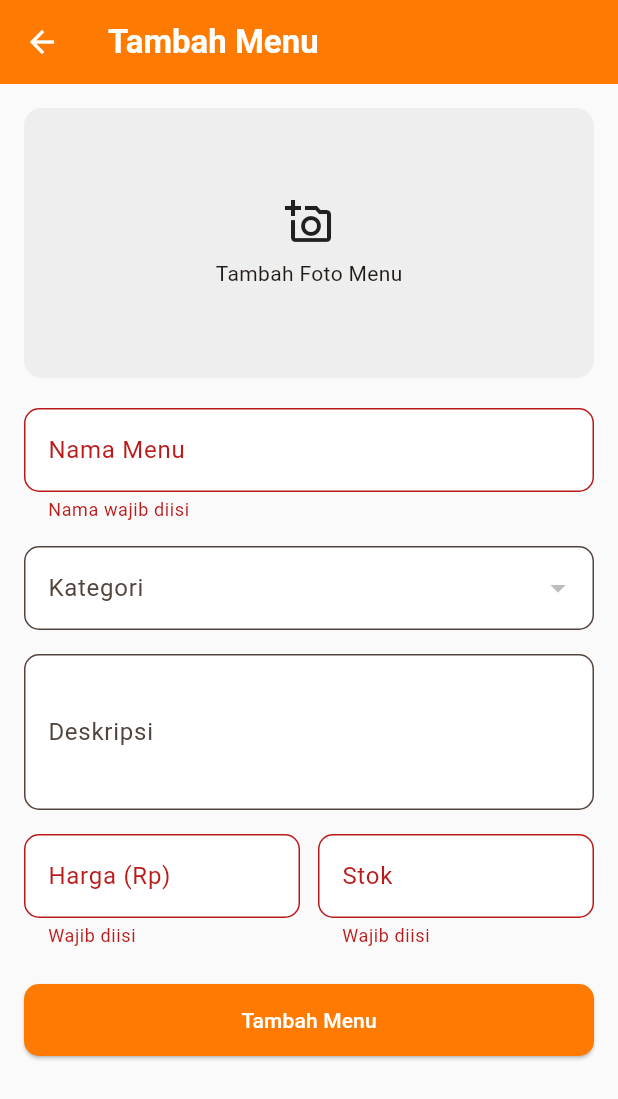
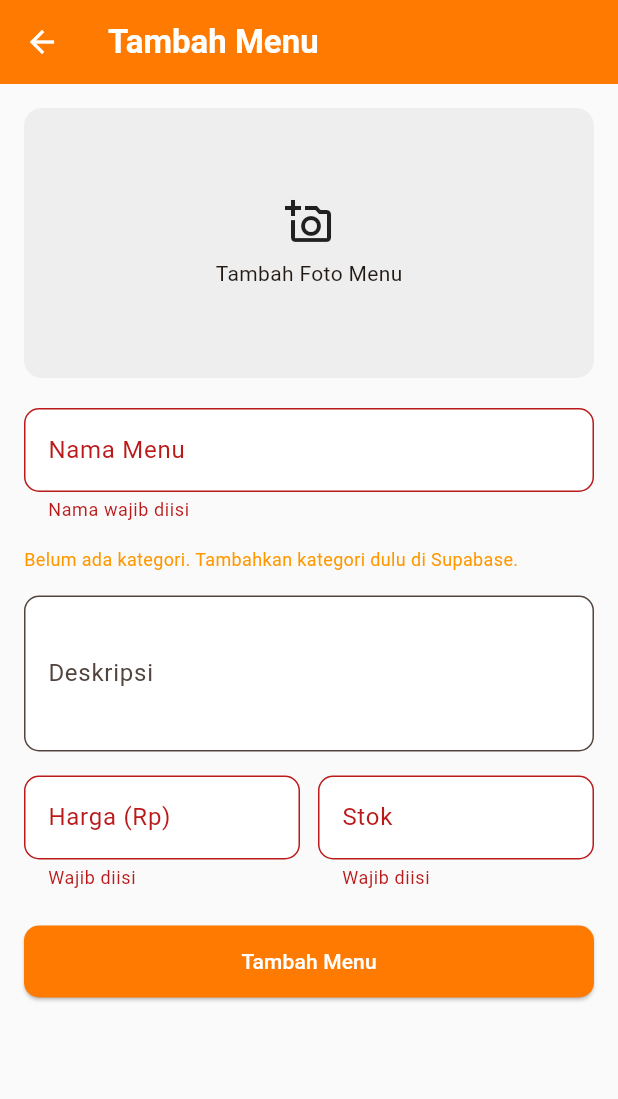
Before and after one commit to Rennn1010/UAS_KantinPay, a Flutter app: the MenuFormScreen screen opened directly with empty values, after a tap on "Tambah Menu", on a phone screen of 412 x 824 dp. Shown: the top 1099 px of the screen. Run offline on Flutter 3.47's test engine with Material 3 defaults, Android fonts, the phone set to English and light mode, and no system bars; our stand-ins replace image_picker, supabase_flutter; accounts and stored records are empty.

Commit message:
fix: surface category load errors and fix bold dropdown text styling

```diff
--- a/lib/screens/seller/menu_form_screen.dart
+++ b/lib/screens/seller/menu_form_screen.dart
@@ -51,9 +51,28 @@ class _MenuFormScreenState extends State<MenuFormScreen> {
     }
   }
 
+  bool _categoriesLoading = true;
+  String? _categoriesError;
+
   Future<void> _loadCategories() async {
+    setState(() {
+      _categoriesLoading = true;
+      _categoriesError = null;
+    });
+    try {
       final categories = await _menuService.getCategories();
-    if (mounted) setState(() => _categories = categories);
+      if (!mounted) return;
+      setState(() {
+        _categories = categories;
+        _categoriesLoading = false;
+      });
+    } catch (e) {
+      if (!mounted) return;
+      setState(() {
+        _categoriesError = 'Gagal memuat kategori: $e';
+        _categoriesLoading = false;
+      });
+    }
   }
 
   Future<void> _pickImage() async {
@@ -189,9 +208,38 @@ class _MenuFormScreenState extends State<MenuFormScreen> {
                             : null,
               ),
               const SizedBox(height: 16),
+              if (_categoriesLoading)
+                const Padding(
+                  padding: EdgeInsets.symmetric(vertical: 8),
+                  child: LinearProgressIndicator(),
+                )
+              else if (_categoriesError != null)
+                Column(
+                  crossAxisAlignment: CrossAxisAlignment.start,
+                  children: [
+                    Text(
+                      _categoriesError!,
+                      style: const TextStyle(color: Colors.red, fontSize: 12),
+                    ),
+                    TextButton(
+                      onPressed: _loadCategories,
+                      child: const Text('Coba lagi'),
+                    ),
+                  ],
+                )
+              else if (_categories.isEmpty)
+                const Text(
+                  'Belum ada kategori. Tambahkan kategori dulu di Supabase.',
+                  style: TextStyle(color: Colors.orange, fontSize: 12),
+                )
+              else
                 DropdownButtonFormField<String>(
                   value: _selectedCategoryId,
                   decoration: const InputDecoration(labelText: 'Kategori'),
+                  style: const TextStyle(
+                    fontWeight: FontWeight.normal,
+                    color: Colors.black87,
+                  ),
                   items:
                       _categories
                           .map(
```
Lines whose indentation alone changed are shown as unchanged.
